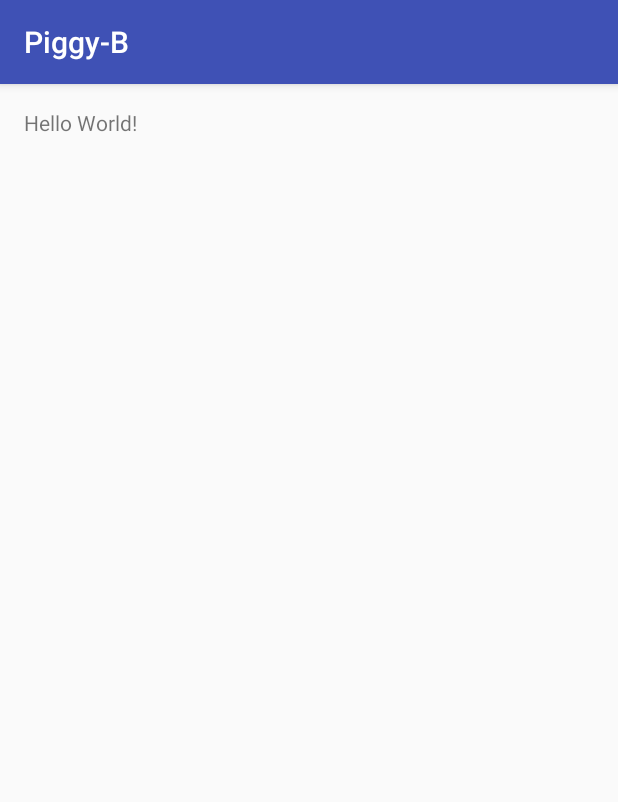
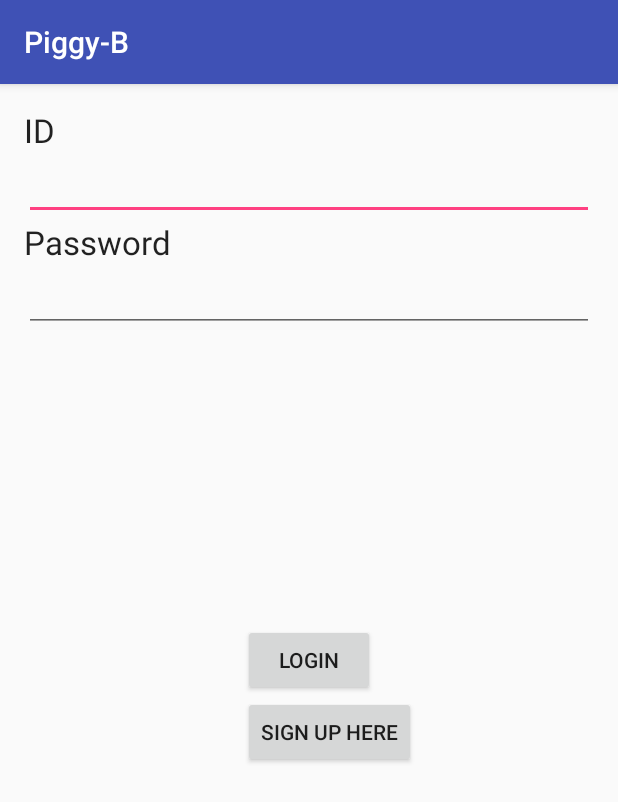
Before and after one commit to kstghkm/Piggy_B, an Android app: the screen it shows after launch (MainActivity), on a phone screen of 412 x 824 dp. Shown: the top 802 px of the screen. Run offline under Robolectric (Android 15) with nearby library versions, the phone set to English and light mode, and no system bars.

Commit message:
login activity

```diff
--- a/Piggy-B/app/src/main/res/layout/activity_main.xml
+++ b/Piggy-B/app/src/main/res/layout/activity_main.xml
@@ -7,10 +7,58 @@
     android:paddingLeft="@dimen/activity_horizontal_margin"
     android:paddingRight="@dimen/activity_horizontal_margin"
     android:paddingTop="@dimen/activity_vertical_margin"
-    tools:context="company.co.kr.piggy_b.MainActivity">
+    tools:context="company.co.kr.myactivity.MainActivity">
+
+    <Button
+        android:layout_width="wrap_content"
+        android:layout_height="wrap_content"
+        android:text="LogIn"
+        android:id="@+id/Blogin"
+        android:layout_centerVertical="true"
+        android:layout_centerHorizontal="true"
+        android:onClick="onButtonClick" />
+
+    <EditText
+        android:layout_width="fill_parent"
+        android:layout_height="wrap_content"
+        android:id="@+id/TFid"
+        android:layout_below="@+id/textView2"
+        android:layout_alignParentStart="true" />
 
     <TextView
         android:layout_width="wrap_content"
         android:layout_height="wrap_content"
-        android:text="Hello World!" />
+        android:textAppearance="?android:attr/textAppearanceLarge"
+        android:text="ID"
+        android:id="@+id/textView2"
+        android:layout_alignParentTop="true"
+        android:layout_alignParentStart="true" />
+
+    <TextView
+        android:layout_width="wrap_content"
+        android:layout_height="wrap_content"
+        android:textAppearance="?android:attr/textAppearanceLarge"
+        android:text="Password"
+        android:id="@+id/textView3"
+        android:layout_below="@+id/TFid"
+        android:layout_alignParentStart="true" />
+
+    <EditText
+        android:layout_width="fill_parent"
+        android:layout_height="wrap_content"
+        android:inputType="textPassword"
+        android:ems="10"
+        android:id="@+id/TFpass"
+        android:layout_below="@+id/textView3"
+        android:layout_alignParentStart="true" />
+
+    <Button
+        android:layout_width="wrap_content"
+        android:layout_height="wrap_content"
+        android:text="Sign up here"
+        android:id="@+id/Bsignup1"
+        android:layout_below="@+id/Blogin"
+        android:layout_alignStart="@+id/Blogin"
+        android:onClick="onButtonClick" />
+
 </RelativeLayout>
```
Also changed, not shown: Piggy-B/app/src/main/AndroidManifest.xml (+4 -3 lines), Piggy-B/app/src/main/java/company/co/kr/piggy_b/Display.java (added, +19 -0 lines), Piggy-B/app/src/main/java/company/co/kr/piggy_b/MainActivity.java (+17 -0 lines), Piggy-B/app/src/main/java/company/co/kr/piggy_b/SignUp.java (added, +40 -0 lines), Piggy-B/app/src/main/res/layout/display.xml (added, +19 -0 lines), Piggy-B/app/src/main/res/layout/signup.xml (added, +78 -0 lines).
